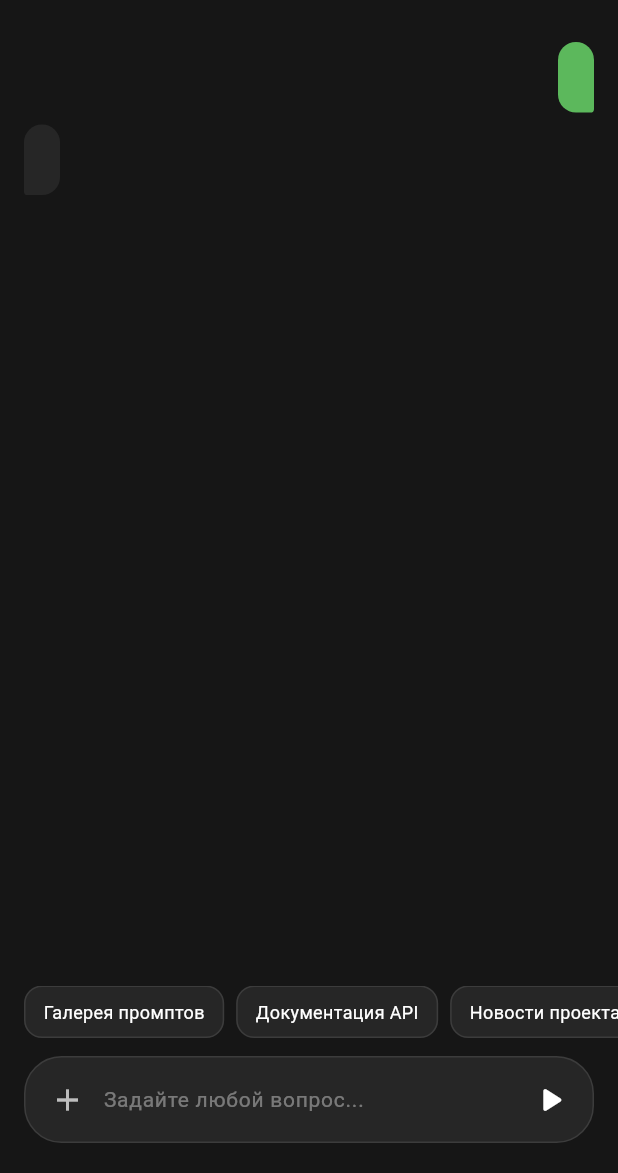
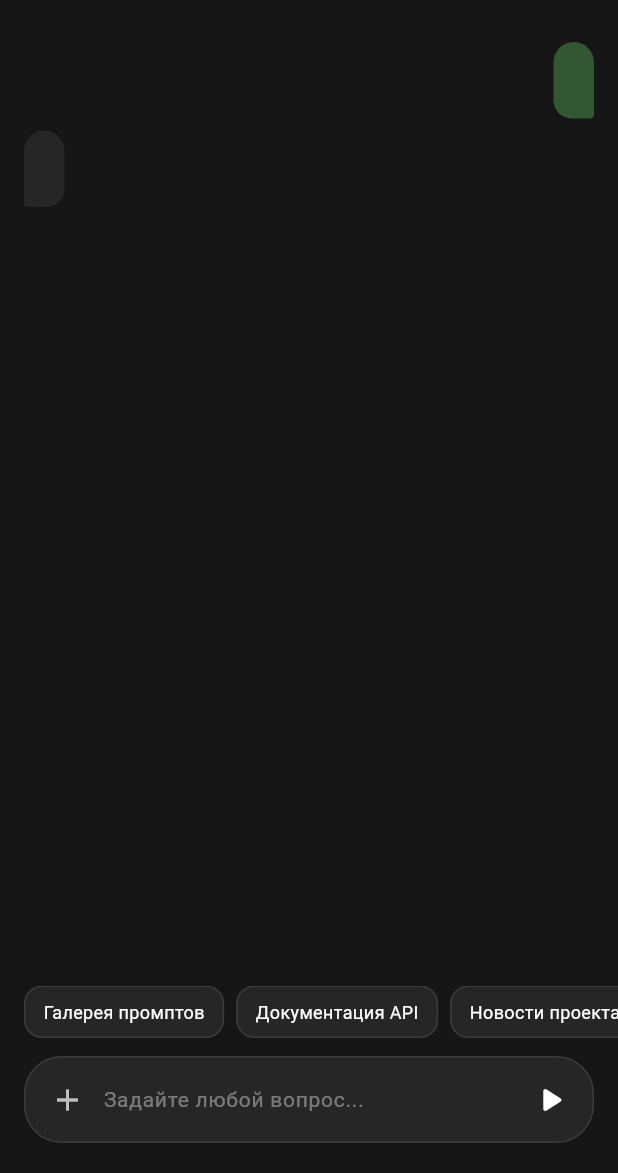
Before and after one commit to Ab4kshin/fifty-chat, a Flutter app: the ChatScreen screen opened directly with empty values, on a phone screen of 412 x 824 dp, the part 63-1236 px from its top. Run offline on Flutter 3.47's test engine with Material 3 defaults, Android fonts, the light colour scheme and no system bars; our stand-ins replace image_picker.

Commit message:
поправлены цвета, можно выделять текст

```diff
--- /dev/null
+++ b/fifty_chat/devtools_options.yaml
@@ -0,0 +1,3 @@
+description: This file stores settings for Dart & Flutter DevTools.
+documentation: https://docs.flutter.dev/tools/devtools/extensions#configure-extension-enablement-states
+extensions:
--- a/fifty_chat/lib/screens/chatScreen.dart
+++ b/fifty_chat/lib/screens/chatScreen.dart
@@ -113,15 +113,15 @@ class _ChatScreenState extends State<ChatScreen> {
         padding: const EdgeInsets.all(12),
         constraints: BoxConstraints(maxWidth: MediaQuery.of(context).size.width * 0.75),
         decoration: BoxDecoration(
-          color: msg.isUser ? const Color(0xFF5CB85C) : const Color(0xFF262626),
+          color: msg.isUser ? const Color(0xFF325732) : const Color(0xFF262626),
           borderRadius: BorderRadius.only(
             topLeft: const Radius.circular(20),
             topRight: const Radius.circular(20),
-            bottomLeft: msg.isUser ? const Radius.circular(20) : const Radius.circular(4),
-            bottomRight: msg.isUser ? const Radius.circular(4) : const Radius.circular(20),
+            bottomLeft: msg.isUser ? const Radius.circular(18) : const Radius.circular(4),
+            bottomRight: msg.isUser ? const Radius.circular(4) : const Radius.circular(18),
           ),
         ),
-        child: Text(msg.text, style: const TextStyle(color: Colors.white, fontSize: 16)),
+        child: SelectableText(msg.text, style: const TextStyle(color: Colors.white, fontSize: 16)),
       ),
     );
   }
```
Also changed, not shown: 3 other files.
